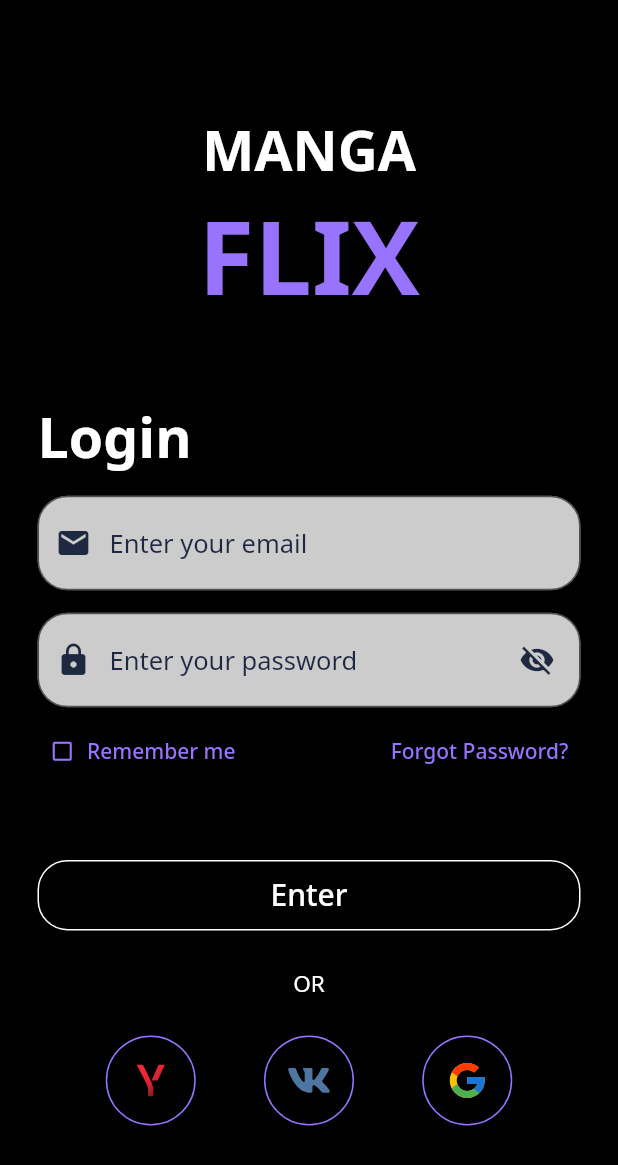
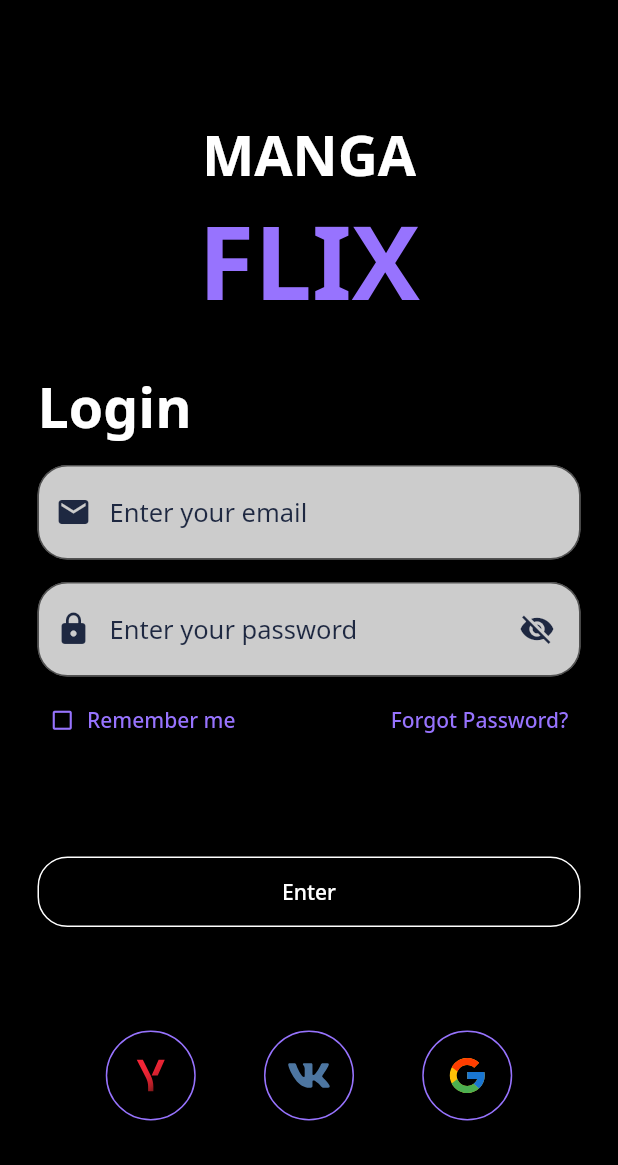
Before and after one commit to PavelJk/manga_app, a Flutter app: the screen it shows after launch, after a tap on "Log in", on a phone screen of 412 x 824 dp. Shown: the top 1165 px of the screen. Run offline on Flutter 3.47's test engine with Material 2 defaults, Android fonts, the phone set to English and light mode, and no system bars; our stand-ins replace flutter_svg; statements that could not run were skipped.

Commit message:
Кнопки перенесены в другой класс, для сокращения

```diff
--- a/lib/pages/first_page.dart
+++ b/lib/pages/first_page.dart
@@ -1,5 +1,6 @@
 import 'package:flutter/material.dart';
-import 'package:manga_app/style/color_app.dart';
+import 'package:manga_app/components/eleventButton.dart';
+//import 'package:manga_app/style/color_app.dart';
 import 'package:manga_app/style/text_app.dart';
 
 class FirstPage extends StatelessWidget {
@@ -34,46 +35,11 @@ class FirstPage extends StatelessWidget {
                     style: TextStyleApp.headerOne,
                   ),
                   const Spacer(),
-                  SizedBox(
-                    width: double.infinity,
-                    height: 43,
-                    child: ElevatedButton(
-                      onPressed: () {
-                      },
-                      style: ElevatedButton.styleFrom(
-                        backgroundColor: ColorApp.violet.withOpacity(0),
-                        shape: const RoundedRectangleBorder(
-                            borderRadius: BorderRadius.all(Radius.circular(20)),
-                            side: BorderSide(width: 1, color: ColorApp.white)),
-                      ),
-                      child: const Text(
-                        'Log up',
-                        style: TextStyleApp.bodyStyleOne,
-                      ),
-                    ),
-                  ),
+                  CreateEleventButton().firstOrLogOrSignPage(nameButton: 'Sign up', context: context, pathNameNavigator: 'signup'),
                   const SizedBox(
                     height: 20,
                   ),
-                  SizedBox(
-                    width: double.infinity,
-                    height: 43,
-                    child: ElevatedButton(
-                      onPressed: () {
-                        Navigator.of(context).pushNamed('login');
-                      },
-                      style: ElevatedButton.styleFrom(
-                        backgroundColor: ColorApp.violet.withOpacity(0),
-                        shape: const RoundedRectangleBorder(
-                            borderRadius: BorderRadius.all(Radius.circular(20)),
-                            side: BorderSide(width: 1, color: ColorApp.white)),
-                      ),
-                      child: const Text(
-                        'Log in',
-                        style: TextStyleApp.bodyStyleOne,
-                      ),
-                    ),
-                  ),
+                  CreateEleventButton().firstOrLogOrSignPage(nameButton: 'Log in', context: context, pathNameNavigator: 'login'),
                 ],
               ),
             ),
--- a/lib/pages/login_page.dart
+++ b/lib/pages/login_page.dart
@@ -1,5 +1,6 @@
 import 'package:flutter/material.dart';
-import 'package:flutter_svg/flutter_svg.dart';
+import 'package:manga_app/components/eleventButton.dart';
+import 'package:manga_app/components/validatorEmailAndPass.dart';
 import 'package:manga_app/style/color_app.dart';
 import 'package:manga_app/style/text_app.dart';
 
@@ -21,21 +22,23 @@ class _LoginPageState extends State<LoginPage> {
       child: SizedBox(
         height: MediaQuery.of(context).size.height,
         child: Padding(
-          padding: const EdgeInsets.all(25),
+          padding: const EdgeInsets.symmetric(horizontal: 25, vertical: 10),
           child: Column(
             children: [
               const Spacer(),
-              Text(
+              const Text(
                 'MANGA',
                 style: TextStyleApp.headerTwo,
               ),
-              Text(
+              const Text(
                 'FLIX',
                 style: TextStyleApp.headerOne,
               ),
-              const Spacer(),
-              Align(
-                alignment: Alignment.bottomLeft,
+              const SizedBox(
+                height: 25,
+              ),
+              const Align(
+                alignment: Alignment.centerLeft,
                 child: Text(
                   'Login',
                   style: TextStyleApp.headerTwo,
@@ -44,30 +47,32 @@ class _LoginPageState extends State<LoginPage> {
               const SizedBox(
                 height: 15,
               ),
-              TextField(
+              TextFormField(
                 decoration: InputDecoration(
                   hintText: 'Enter your email',
-                  prefixIcon: Icon(
+                  prefixIcon: const Icon(
                     Icons.email,
                     color: ColorApp.blue,
                   ),
-                  border: OutlineInputBorder(
+                  border: const OutlineInputBorder(
                     borderRadius: BorderRadius.all(Radius.circular(20)),
                   ),
                   filled: true,
                   fillColor: ColorApp.white.withOpacity(0.8),
                   hintStyle: TextStyleApp.textField,
                 ),
+                validator: (email) => ValidatorChek().validateEmail(email),
+                autovalidateMode: AutovalidateMode.onUserInteraction,
               ),
               const SizedBox(
                 height: 15,
               ),
-              TextField(
+              TextFormField(
                 obscureText: isobscureText,
                 decoration: InputDecoration(
                   hintText: 'Enter your password',
                   hintStyle: TextStyleApp.textField,
-                  prefixIcon: Icon(
+                  prefixIcon: const Icon(
                     Icons.lock,
                     color: ColorApp.blue,
                   ),
@@ -79,16 +84,19 @@ class _LoginPageState extends State<LoginPage> {
                       });
                     },
                     icon: isobscureText
-                        ? Icon(Icons.visibility_off)
-                        : Icon(Icons.visibility),
+                        ? const Icon(Icons.visibility_off)
+                        : const Icon(Icons.visibility),
                     color: ColorApp.blue,
                   ),
-                  border: OutlineInputBorder(
+                  border: const OutlineInputBorder(
                     borderRadius: BorderRadius.all(Radius.circular(20)),
                   ),
                   filled: true,
                   fillColor: ColorApp.white.withOpacity(0.8),
                 ),
+                validator: (password) =>
+                    ValidatorChek().validatePassword(password),
+                autovalidateMode: AutovalidateMode.onUserInteraction,
               ),
               const SizedBox(
                 height: 5,
@@ -105,13 +113,13 @@ class _LoginPageState extends State<LoginPage> {
                     style: TextButton.styleFrom(
                       foregroundColor: ColorApp.violet,
                     ),
-                    label: Text('Remember me'),
+                    label: const Text('Remember me'),
                     icon: isRemember
-                        ? Icon(
+                        ? const Icon(
                             Icons.check_box_outline_blank,
                             size: 17,
                           )
-                        : Icon(
+                        : const Icon(
                             Icons.check_box_outlined,
                             size: 17,
                           ),
@@ -121,33 +129,18 @@ class _LoginPageState extends State<LoginPage> {
                     style: TextButton.styleFrom(
                       foregroundColor: ColorApp.violet,
                     ),
-                    child: Text('Forgot Password?'),
+                    child: const Text('Forgot Password?'),
                   ),
                 ],
               ),
               const Spacer(),
-              SizedBox(
-                width: double.infinity,
-                height: 47,
-                child: ElevatedButton(
-                    onPressed: () {},
-                    style: ElevatedButton.styleFrom(
-                      backgroundColor: ColorApp.white.withOpacity(0),
-                      shape: RoundedRectangleBorder(
-                          borderRadius: BorderRadius.all(Radius.circular(20)),
-                          side: BorderSide(color: ColorApp.white)),
-                    ),
-                    child: Text(
-                      'Enter',
-                      style: TextStyle(fontSize: 20),
-                    )),
-              ),
+              CreateEleventButton().firstOrLogOrSignPage(nameButton: 'Enter', context: context, pathNameNavigator: 'home'),
               const SizedBox(
                 height: 25,
               ),
-              Text(
+              const Text(
                 'OR',
-                style: TextStyle(color: ColorApp.white, fontSize: 15),
+                style: TextStyleApp.bodeTwo,
               ),
               const SizedBox(
                 height: 25,
@@ -155,51 +148,9 @@ class _LoginPageState extends State<LoginPage> {
               Row(
                 mainAxisAlignment: MainAxisAlignment.spaceEvenly,
                 children: [
-                  SizedBox(
-                    width: 60,
-                    height: 60,
-                    child: ElevatedButton(
-                      onPressed: () {},
-                      style: ElevatedButton.styleFrom(
-                        backgroundColor: Colors.white.withOpacity(0),
-                        shape: RoundedRectangleBorder(
-                          borderRadius: BorderRadius.all(Radius.circular(35)),
-                          side: BorderSide(color: ColorApp.violet),
-                        ),
-                      ),
-                      child: SvgPicture.asset('assets/svg/icons-yandex.svg'),
-                    ),
-                  ),
-                  SizedBox(
-                    width: 60,
-                    height: 60,
-                    child: ElevatedButton(
-                      onPressed: () {},
-                      style: ElevatedButton.styleFrom(
-                        backgroundColor: Colors.white.withOpacity(0),
-                        shape: RoundedRectangleBorder(
-                          borderRadius: BorderRadius.all(Radius.circular(35)),
-                          side: BorderSide(color: ColorApp.violet),
-                        ),
-                      ),
-                      child: SvgPicture.asset('assets/svg/vk.svg'),
-                    ),
-                  ),
-                  SizedBox(
-                    width: 60,
-                    height: 60,
-                    child: ElevatedButton(
-                      onPressed: () {},
-                      style: ElevatedButton.styleFrom(
-                        backgroundColor: Colors.white.withOpacity(0),
-                        shape: RoundedRectangleBorder(
-                          borderRadius: BorderRadius.all(Radius.circular(35)),
-                          side: BorderSide(color: ColorApp.violet),
-                        ),
-                      ),
-                      child: SvgPicture.asset('assets/svg/icons-google.svg'),
-                    ),
-                  ),
+                  CreateEleventButton().googleYandexVK(assetSvg: 'assets/svg/icons-yandex.svg'),
+                  CreateEleventButton().googleYandexVK(assetSvg: 'assets/svg/vk.svg'),
+                  CreateEleventButton().googleYandexVK(assetSvg: 'assets/svg/icons-google.svg'),
                 ],
               ),
               const Spacer(),
```
